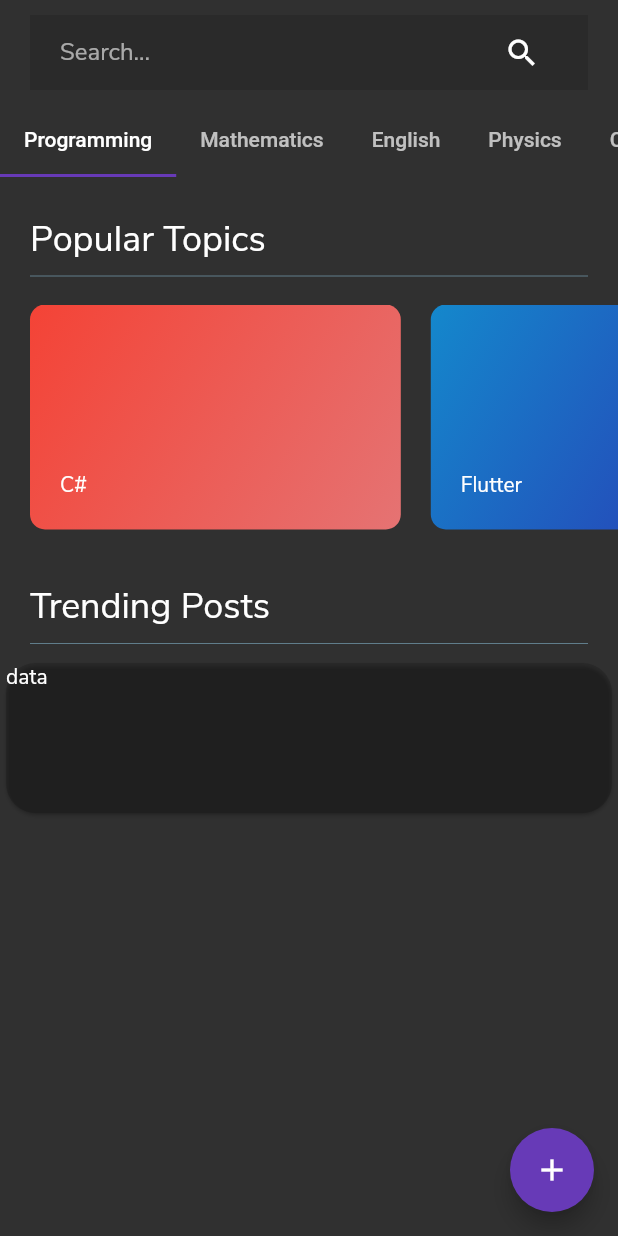
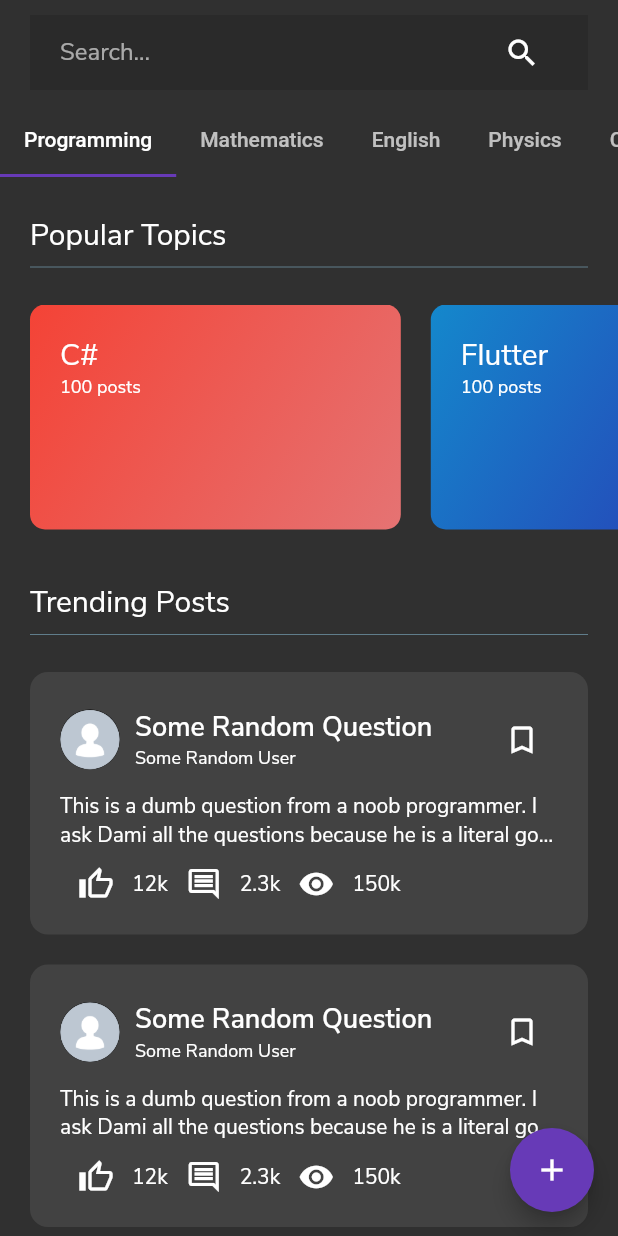
Before and after one commit to mikky-j/Edutarget, a Flutter app: the ForumPage screen opened directly, on a phone screen of 412 x 824 dp. Run offline on Flutter 3.47's test engine with Material 2 defaults, Android fonts, the phone set to English and light mode, and no system bars; our stand-ins replace auto_size_text, firebase_auth, flutter_lorem, flutter_svg, fluttertoast, font_awesome_flutter and 5 more; accounts and stored records are empty.

Commit message:
fixed some redundant stuff

```diff
--- a/lib/pages/forum_page.dart
+++ b/lib/pages/forum_page.dart
@@ -11,14 +11,6 @@ class ForumPage extends StatelessWidget {
         child: Column(
           crossAxisAlignment: CrossAxisAlignment.start,
           children: [
-            // Padding(
-            //   padding:
-            //       const EdgeInsets.symmetric(horizontal: 20.0, vertical: 10.0),
-            //   child: Text(
-            //     "Forum",
-            //     style: Theme.of(context).textTheme.headline4,
-            //   ),
-            // ),
             ForumSearchBar(),
             ForumTagBar(),
             columnPadding,
@@ -30,6 +22,9 @@ class ForumPage extends StatelessWidget {
             const ForumHeading(
               title: "Trending Posts",
             ),
+            QuestionCard(),
+            QuestionCard(),
+            QuestionCard(),
             QuestionCard(),
           ],
         ),
@@ -125,13 +120,29 @@ class ForumTopicCard extends StatelessWidget {
       child: Container(
         width: MediaQuery.of(context).size.width * 0.6,
         margin: const EdgeInsets.only(right: 20.0),
-        alignment: Alignment.bottomLeft,
         padding: const EdgeInsets.all(20.0),
         decoration: BoxDecoration(
           borderRadius: BorderRadius.circular(10),
           gradient: linearGradients[gradient],
         ),
-        child: Text(title),
+        child: Column(
+          crossAxisAlignment: CrossAxisAlignment.start,
+          children: [
+            Text(
+              title,
+              style: TextStyle(
+                fontSize: 20,
+                color: Colors.white,
+              ),
+            ),
+            Text(
+              "100 posts",
+              style: Theme.of(context).textTheme.caption.copyWith(
+                    color: Colors.white,
+                  ),
+            ),
+          ],
+        ),
       ),
     );
   }
@@ -149,7 +160,7 @@ class ForumHeading extends StatelessWidget {
       child: Column(
         crossAxisAlignment: CrossAxisAlignment.start,
         children: [
-          Text(title, style: Theme.of(context).textTheme.headline5),
+          Text(title, style: Theme.of(context).textTheme.headline6),
           Divider(
             color: Colors.blueGrey,
           )
@@ -207,16 +218,92 @@ class QuestionCard extends StatelessWidget {
 
   @override
   Widget build(BuildContext context) {
-    return Card(
-      color: Colors.black12,
-      shape: RoundedRectangleBorder(
-        borderRadius: BorderRadius.circular(20.0),
+    return Container(
+      height: 175,
+      margin: const EdgeInsets.symmetric(horizontal: 20.0, vertical: 10.0),
+      padding: const EdgeInsets.symmetric(horizontal: 20.0, vertical: 10.0),
+      width: double.infinity,
+      decoration: BoxDecoration(
+        color: Theme.of(context).cardColor,
+        borderRadius: BorderRadius.circular(12.0),
       ),
-      child: Container(
-        height: 100,
-        width: double.infinity,
-        child: Text("data"),
+      child: Column(
+        crossAxisAlignment: CrossAxisAlignment.start,
+        children: [
+          QuestionCardHeader(),
+          Text(
+            "This is a dumb question from a noob programmer. I ask Dami all the questions because he is a literal god when it comes to programming. This is just some more text to test the overflow",
+            maxLines: 2,
+            overflow: TextOverflow.ellipsis,
+          ),
+          Expanded(
+            child: Row(
+              children: [
+                IconButton(
+                  icon: Icon(Icons.thumb_up_outlined),
+                  onPressed: () {},
+                ),
+                Text("12k"),
+                IconButton(
+                  icon: Icon(Icons.comment_outlined),
+                  onPressed: () {},
+                ),
+                Text("2.3k"),
+                IconButton(
+                  icon: Icon(Icons.remove_red_eye),
+                  onPressed: () {},
+                ),
+                Text("150k"),
+              ],
+            ),
+          ),
+        ],
       ),
     );
   }
 }
+
+class QuestionCardHeader extends StatelessWidget {
+  const QuestionCardHeader({
+    Key key,
+  }) : super(key: key);
+
+  @override
+  Widget build(BuildContext context) {
+    return Row(
+      children: [
+        CircleAvatar(
+          backgroundImage: AssetImage("assets/img/account.png"),
+        ),
+        const SizedBox(
+          width: 10,
+        ),
+        Expanded(
+          child: SizedBox(
+            child: Column(
+              mainAxisAlignment: MainAxisAlignment.center,
+              crossAxisAlignment: CrossAxisAlignment.start,
+              children: [
+                Text(
+                  "Some Random Question",
+                  overflow: TextOverflow.ellipsis,
+                  maxLines: 2,
+                  style: TextStyle(
+                    fontWeight: FontWeight.w600,
+                    fontSize: 18,
+                  ),
+                ),
+                Text(
+                  "Some Random User",
+                  style: Theme.of(context).textTheme.caption,
+                ),
+              ],
+            ),
+            height: 70,
+          ),
+        ),
+        IconButton(icon: Icon(Icons.bookmark_border), onPressed: () {})
+      ],
+    );
+  }
+}
```
